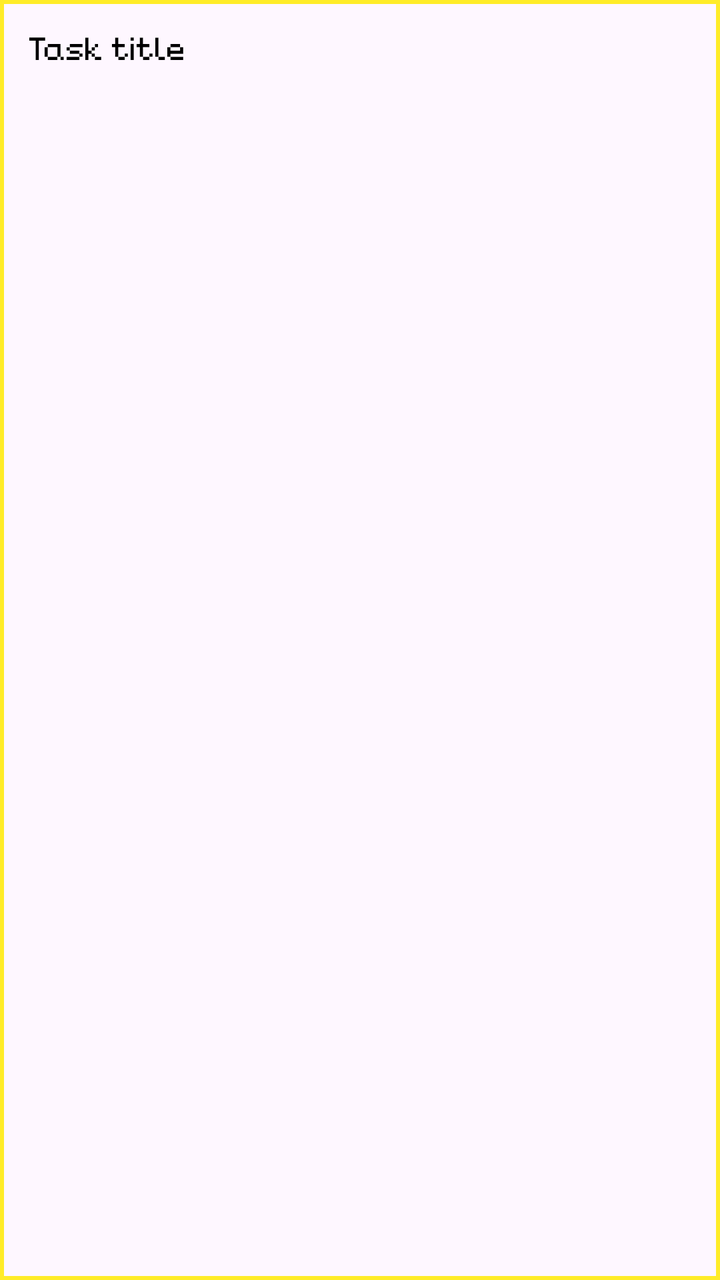
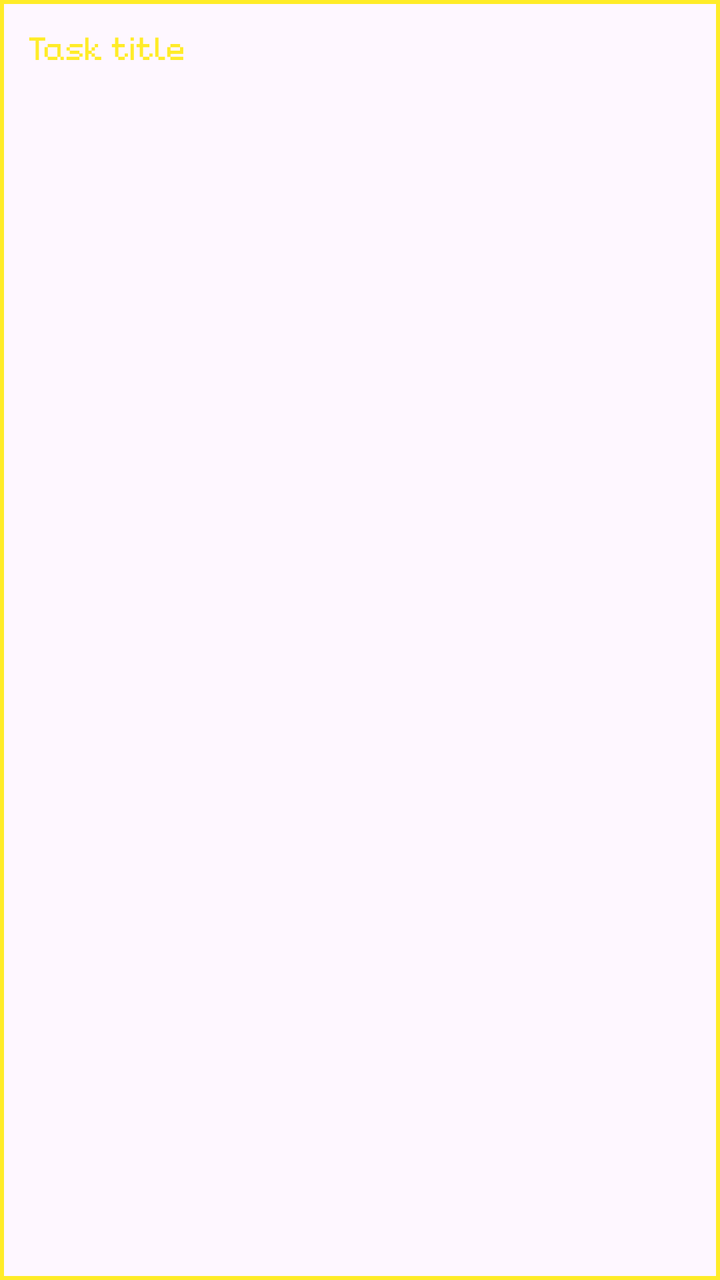

Compare the two renders of this Android layout. The source of the first and the diff that turns it into the second are given below.
<!-- AndroidManifest.xml: application theme Theme.VOX -->
<!-- res/layout/item_task.xml -->
<?xml version="1.0" encoding="utf-8"?>
<LinearLayout xmlns:android="http://schemas.android.com/apk/res/android"
    android:layout_width="match_parent"
    android:layout_height="wrap_content"
    android:padding="14dp"
    android:orientation="vertical"
    android:background="@drawable/container_m"
    android:layout_marginBottom="10dp">

    <TextView
        android:id="@+id/tvTaskTitle"
        android:layout_width="wrap_content"
        android:layout_height="wrap_content"
        android:text="Task title"
        android:textSize="16sp"
        android:textColor="@color/black"
        android:fontFamily="@font/lowerpixel"/>
</LinearLayout>
<!-- resources referenced by this layout -->
<resources>
  <color name="black">#FF000000</color>
  <!-- drawable container_m (drawable) -->
  <?xml version="1.0" encoding="utf-8"?>
  <shape xmlns:android="http://schemas.android.com/apk/res/android">
      <stroke android:color="@color/yellow_main" android:width="2dp"/>
  </shape>
  <style name="Theme.VOX" parent="Base.Theme.VOX" />
  <color name="yellow_main">#FFEC28</color>
  <style name="Base.Theme.VOX" parent="Theme.Material3.DayNight.NoActionBar">
          
          
      </style>
</resources>

<!-- the commit's change to res/layout/item_task.xml (unified diff, before → after) -->
@@ -3,6 +3,7 @@
     android:layout_width="match_parent"
     android:layout_height="wrap_content"
     android:padding="14dp"
+    android:layout_margin="5dp"
     android:orientation="vertical"
     android:background="@drawable/container_m"
     android:layout_marginBottom="10dp">
@@ -13,6 +14,6 @@
         android:layout_height="wrap_content"
         android:text="Task title"
         android:textSize="16sp"
-        android:textColor="@color/black"
+        android:textColor="@color/yellow_main"
         android:fontFamily="@font/lowerpixel"/>
 </LinearLayout>
<!-- resource entries referenced after the edit -->
@@ -1,13 +1,12 @@
 <!-- resources referenced by this layout -->
 <resources>
-  <color name="black">#FF000000</color>
+  <color name="yellow_main">#FFEC28</color>
   <!-- drawable container_m (drawable) -->
   <?xml version="1.0" encoding="utf-8"?>
   <shape xmlns:android="http://schemas.android.com/apk/res/android">
       <stroke android:color="@color/yellow_main" android:width="2dp"/>
   </shape>
   <style name="Theme.VOX" parent="Base.Theme.VOX" />
-  <color name="yellow_main">#FFEC28</color>
   <style name="Base.Theme.VOX" parent="Theme.Material3.DayNight.NoActionBar">
           
           
